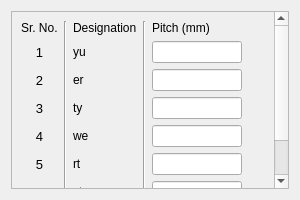
This is Connections/Moment/BCEndPlate/ui_pitch.ui in osdag-admin/Osdag as Qt 5 draws it before an edit. The edited form follows.
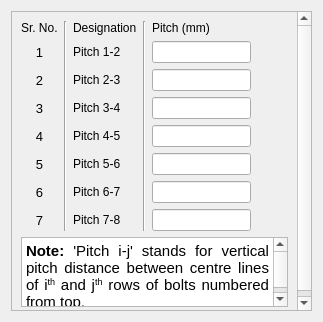
This is the edited form.

Commit message: fix: Change ui for pitch distances in output dock

Patch:
```diff
--- a/Connections/Moment/BCEndPlate/ui_pitch.ui
+++ b/Connections/Moment/BCEndPlate/ui_pitch.ui
@@ -6,8 +6,8 @@
    <rect>
     <x>0</x>
     <y>0</y>
-    <width>300</width>
-    <height>200</height>
+    <width>323</width>
+    <height>322</height>
    </rect>
   </property>
   <property name="minimumSize">
@@ -35,8 +35,8 @@
        <rect>
         <x>0</x>
         <y>0</y>
-        <width>262</width>
-        <height>271</height>
+        <width>290</width>
+        <height>323</height>
        </rect>
       </property>
       <layout class="QGridLayout" name="gridLayout_2">
@@ -118,7 +118,7 @@
           </font>
          </property>
          <property name="text">
-          <string>yu</string>
+          <string>Pitch 1-2</string>
          </property>
         </widget>
        </item>
@@ -173,7 +173,7 @@
           </font>
          </property>
          <property name="text">
-          <string>er</string>
+          <string>Pitch 2-3</string>
          </property>
         </widget>
        </item>
@@ -231,7 +231,7 @@
           </font>
          </property>
          <property name="text">
-          <string>ty</string>
+          <string>Pitch 3-4</string>
          </property>
         </widget>
        </item>
@@ -286,7 +286,7 @@
           </font>
          </property>
          <property name="text">
-          <string>we</string>
+          <string>Pitch 4-5</string>
          </property>
         </widget>
        </item>
@@ -341,7 +341,7 @@
           </font>
          </property>
          <property name="text">
-          <string>rt</string>
+          <string>Pitch 5-6</string>
          </property>
         </widget>
        </item>
@@ -396,7 +396,7 @@
           </font>
          </property>
          <property name="text">
-          <string>yt</string>
+          <string>Pitch 6-7</string>
          </property>
         </widget>
        </item>
@@ -451,7 +451,7 @@
           </font>
          </property>
          <property name="text">
-          <string>yt</string>
+          <string>Pitch 7-8</string>
          </property>
         </widget>
        </item>
@@ -481,6 +481,17 @@
          </property>
         </spacer>
        </item>
+       <item row="8" column="0" colspan="6">
+        <widget class="QTextEdit" name="textEdit">
+         <property name="html">
+          <string>&lt;!DOCTYPE HTML PUBLIC &quot;-//W3C//DTD HTML 4.0//EN&quot; &quot;http://www.w3.org/TR/REC-html40/strict.dtd&quot;&gt;
+&lt;html&gt;&lt;head&gt;&lt;meta name=&quot;qrichtext&quot; content=&quot;1&quot; /&gt;&lt;style type=&quot;text/css&quot;&gt;
+p, li { white-space: pre-wrap; }
+&lt;/style&gt;&lt;/head&gt;&lt;body style=&quot; font-family:'Arial'; font-size:11pt; font-weight:400; font-style:normal;&quot;&gt;
+&lt;p align=&quot;justify&quot; style=&quot; margin-top:0px; margin-bottom:0px; margin-left:0px; margin-right:0px; -qt-block-indent:0; text-indent:0px;&quot;&gt;&lt;span style=&quot; font-weight:600;&quot;&gt;Note:&lt;/span&gt; 'Pitch i-j' stands for vertical pitch distance between centre lines of i&lt;span style=&quot; vertical-align:super;&quot;&gt;th&lt;/span&gt; and j&lt;span style=&quot; vertical-align:super;&quot;&gt;th&lt;/span&gt; rows of bolts numbered from top.&lt;/p&gt;&lt;/body&gt;&lt;/html&gt;</string>
+         </property>
+        </widget>
+       </item>
       </layout>
      </widget>
     </widget>
```
Left out of the diff: 4 changed lines with no effect on the pictures. The commit also changes 1 other file.
